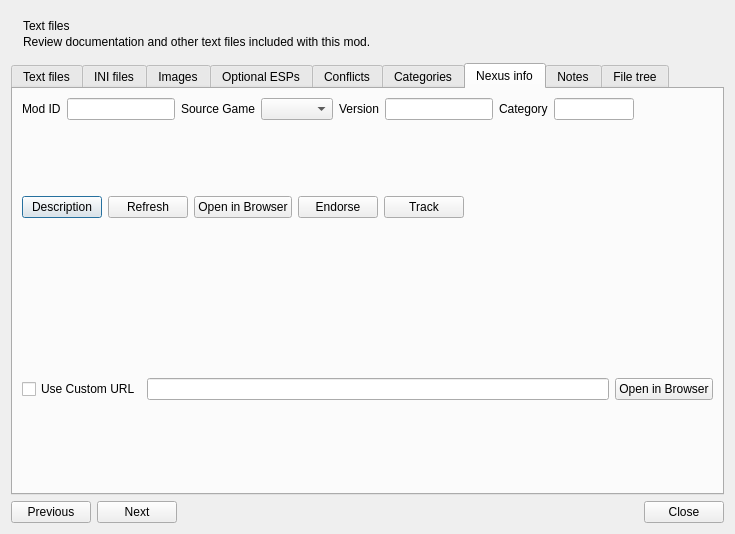
Above: source/modorganizer/src/modinfodialog.ui from ArialSenki/MO2-Revamped before the change. Below: the same form after it.
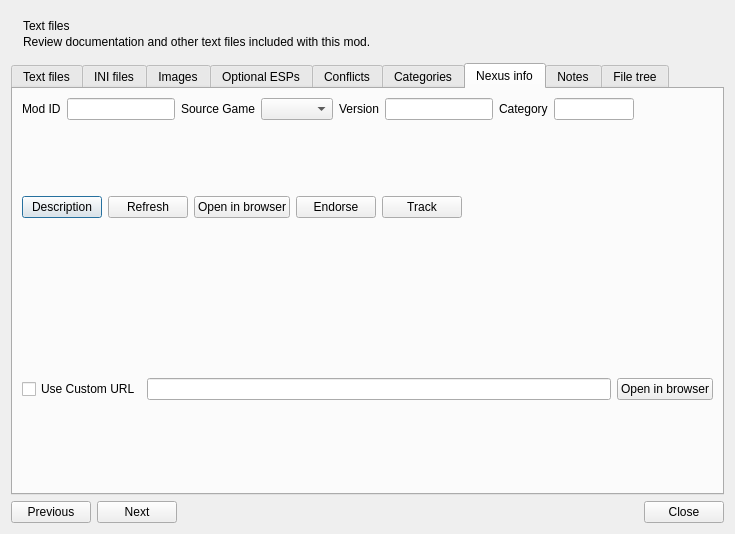
That is the form after the change. The open tabs and pages were chosen to show the change. Icons and pictures are not drawn. Custom widgets are drawn as their Qt base class.

Commit message:
C++ windows: editor lanes, Conflicts width, Close and disabled fields
The text editors' scroll bars reach the edge on the field surface, the
Conflicts tables span the page, Close has one width, disabled fields
look disabled in both themes, IDs use a number sign, and Open in
browser is sentence case.

```diff
--- a/source/modorganizer/src/modinfodialog.ui
+++ b/source/modorganizer/src/modinfodialog.ui
@@ -1132,7 +1132,7 @@
              <item>
               <widget class="QPushButton" name="visitNexus">
                <property name="text">
-                <string>Open in Browser</string>
+                <string>Open in browser</string>
                </property>
                <property name="icon">
                 <iconset resource="resources.qrc">
@@ -1212,7 +1212,7 @@
           <item>
            <widget class="QPushButton" name="visitCustomURL">
             <property name="text">
-             <string>Open in Browser</string>
+             <string>Open in browser</string>
             </property>
            </widget>
           </item>
```
The commit also changes 5 other files.
